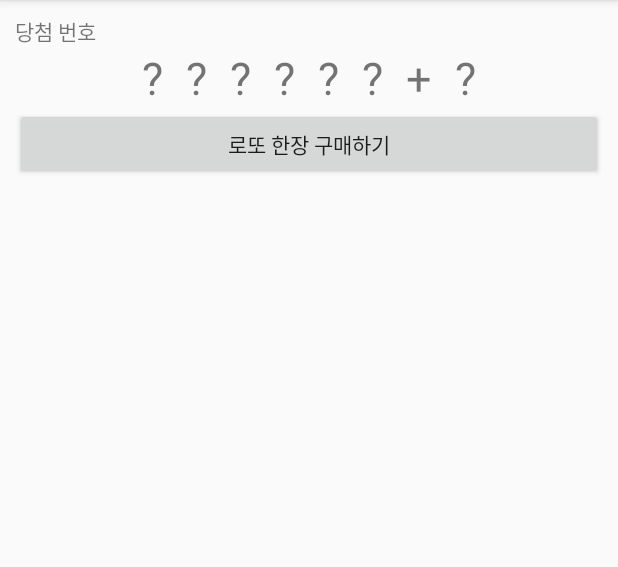
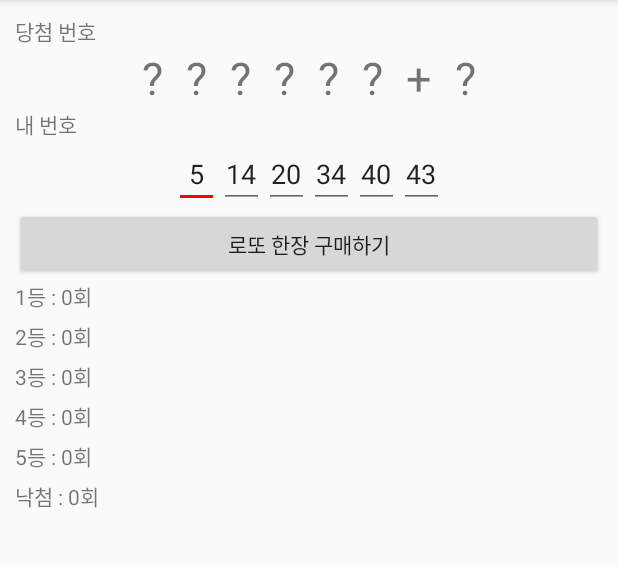
Before and after one commit to 4Namuproject/TestYourLuck, an Android app: the LottoActivity screen opened directly, with no data from a screen before it, on a phone screen of 412 x 824 dp, the part 84-651 px from its top. Run offline under Robolectric (Android 15) with nearby library versions, the phone set to English and light mode, and no system bars.

Commit message:
내 번호 / 당첨 등수 카운팅 화면 그림

```diff
--- a/app/src/main/java/kr/co/namu/testyourluck/LottoActivity.kt
+++ b/app/src/main/java/kr/co/namu/testyourluck/LottoActivity.kt
@@ -40,6 +40,7 @@ class LottoActivity : AppCompatActivity() {
 
     }
 
+//
 
 
 //    당첨번호 만드는 코드를 모아둔 함수
--- a/app/src/main/res/layout/activity_lotto.xml
+++ b/app/src/main/res/layout/activity_lotto.xml
@@ -81,6 +81,63 @@
 
     </LinearLayout>
 
+    <TextView
+        android:layout_width="wrap_content"
+        android:layout_height="wrap_content"
+        android:text="내 번호" />
+
+    <LinearLayout
+        android:layout_width="match_parent"
+        android:layout_height="wrap_content"
+        android:orientation="horizontal"
+        android:gravity="center">
+
+        <EditText
+            android:id="@+id/myNumEdt01"
+            android:layout_width="30dp"
+            android:layout_height="wrap_content"
+            android:text="5"
+            android:gravity="center" />
+
+        <EditText
+            android:id="@+id/myNumEdt02"
+            android:layout_width="30dp"
+            android:layout_height="wrap_content"
+            android:text="14"
+            android:gravity="center" />
+
+        <EditText
+            android:id="@+id/myNumEdt03"
+            android:layout_width="30dp"
+            android:layout_height="wrap_content"
+            android:text="20"
+            android:gravity="center" />
+
+        <EditText
+
+            android:id="@+id/myNumEdt04"
+            android:layout_width="30dp"
+            android:layout_height="wrap_content"
+            android:text="34"
+            android:gravity="center" />
+
+        <EditText
+            android:id="@+id/myNumEdt05"
+            android:layout_width="30dp"
+            android:layout_height="wrap_content"
+            android:text="40"
+            android:gravity="center" />
+
+        <EditText
+            android:id="@+id/myNumEdt06"
+            android:layout_width="30dp"
+            android:layout_height="wrap_content"
+            android:text="43"
+            android:gravity="center" />
+
+
+    </LinearLayout>
+
     <Button
         android:id="@+id/buyOneLottoBtn"
         android:layout_width="match_parent"
@@ -88,4 +145,47 @@
         android:text="로또 한장 구매하기" />
 
 
+    <TextView
+        android:id="@+id/firstRankCountTxt"
+        android:layout_width="wrap_content"
+        android:layout_height="wrap_content"
+        android:text="1등 : 0회" />
+
+    <TextView
+        android:id="@+id/secondRankCountTxt"
+        android:layout_width="wrap_content"
+        android:layout_height="wrap_content"
+        android:layout_marginTop="5dp"
+        android:text="2등 : 0회" />
+
+    <TextView
+        android:id="@+id/thirdRankCountTxt"
+        android:layout_width="wrap_content"
+        android:layout_height="wrap_content"
+        android:layout_marginTop="5dp"
+        android:text="3등 : 0회" />
+
+    <TextView
+        android:id="@+id/fourthRankCountTxt"
+        android:layout_width="wrap_content"
+        android:layout_height="wrap_content"
+        android:layout_marginTop="5dp"
+        android:text="4등 : 0회" />
+
+    <TextView
+        android:id="@+id/fifthRankCountTxt"
+        android:layout_width="wrap_content"
+        android:layout_height="wrap_content"
+        android:layout_marginTop="5dp"
+        android:text="5등 : 0회" />
+
+    <TextView
+        android:id="@+id/unRankedCountTxt"
+        android:layout_width="wrap_content"
+        android:layout_height="wrap_content"
+        android:layout_marginTop="5dp"
+        android:text="낙첨 : 0회" />
+
+
+
 </LinearLayout>
```
